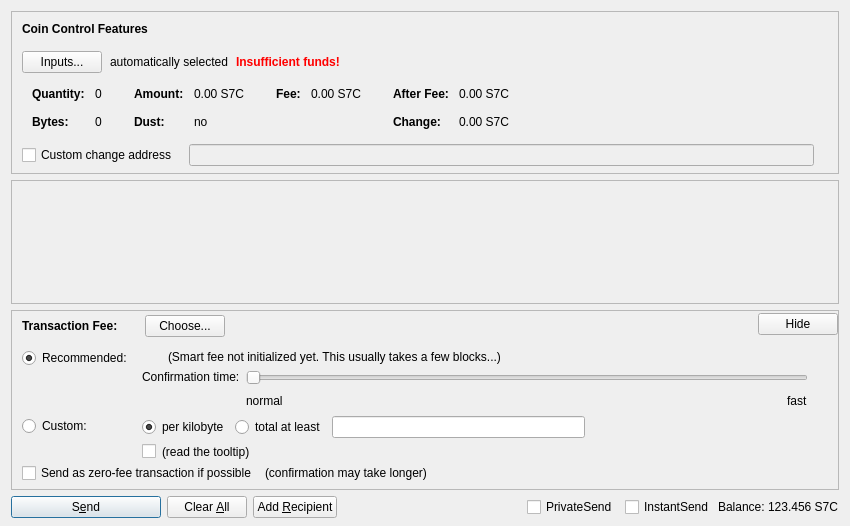
Above: src/qt/forms/sendcoinsdialog.ui from OmegaBlockchain/omegacoin before the change. Below: the same form after it.
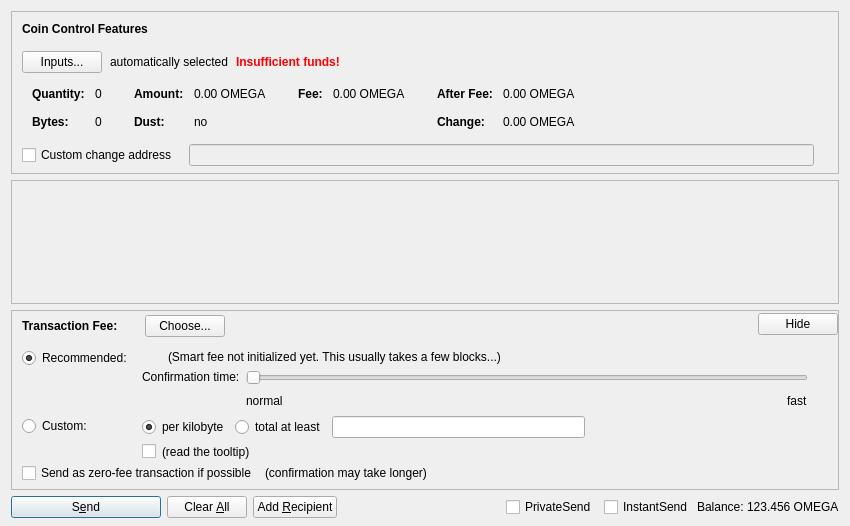
That is the form after the change. Custom widgets are drawn as their Qt base class.

Diff of the .ui file:
```diff
--- a/src/qt/forms/sendcoinsdialog.ui
+++ b/src/qt/forms/sendcoinsdialog.ui
@@ -324,7 +324,7 @@
                   <enum>Qt::ActionsContextMenu</enum>
                  </property>
                  <property name="text">
-                  <string notr="true">0.00 S7C</string>
+                  <string notr="true">0.00 OMEGA</string>
                  </property>
                  <property name="textInteractionFlags">
                   <set>Qt::LinksAccessibleByMouse|Qt::TextSelectableByKeyboard|Qt::TextSelectableByMouse</set>
@@ -404,7 +404,7 @@
                   <enum>Qt::ActionsContextMenu</enum>
                  </property>
                  <property name="text">
-                  <string notr="true">0.00 S7C</string>
+                  <string notr="true">0.00 OMEGA</string>
                  </property>
                  <property name="textInteractionFlags">
                   <set>Qt::LinksAccessibleByMouse|Qt::TextSelectableByKeyboard|Qt::TextSelectableByMouse</set>
@@ -455,7 +455,7 @@
                   <enum>Qt::ActionsContextMenu</enum>
                  </property>
                  <property name="text">
-                  <string notr="true">0.00 S7C</string>
+                  <string notr="true">0.00 OMEGA</string>
                  </property>
                  <property name="textInteractionFlags">
                   <set>Qt::LinksAccessibleByMouse|Qt::TextSelectableByKeyboard|Qt::TextSelectableByMouse</set>
@@ -484,7 +484,7 @@
                   <enum>Qt::ActionsContextMenu</enum>
                  </property>
                  <property name="text">
-                  <string notr="true">0.00 S7C</string>
+                  <string notr="true">0.00 OMEGA</string>
                  </property>
                  <property name="textInteractionFlags">
                   <set>Qt::LinksAccessibleByMouse|Qt::TextSelectableByKeyboard|Qt::TextSelectableByMouse</set>
@@ -1337,7 +1337,7 @@
           <cursorShape>IBeamCursor</cursorShape>
          </property>
          <property name="text">
-          <string notr="true">123.456 S7C</string>
+          <string notr="true">123.456 OMEGA</string>
          </property>
          <property name="textInteractionFlags">
           <set>Qt::LinksAccessibleByMouse|Qt::TextSelectableByKeyboard|Qt::TextSelectableByMouse</set>
```
Left out of the diff: 6 changed lines with no effect on the pictures.
